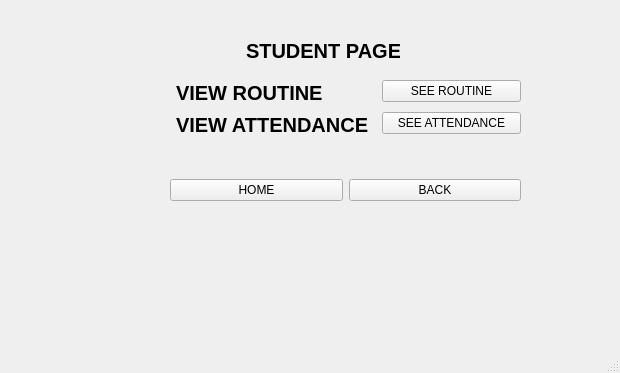
Above: studentwindow.ui from Shasank12345/QT_PROJECT before the change. Below: the same form after it.
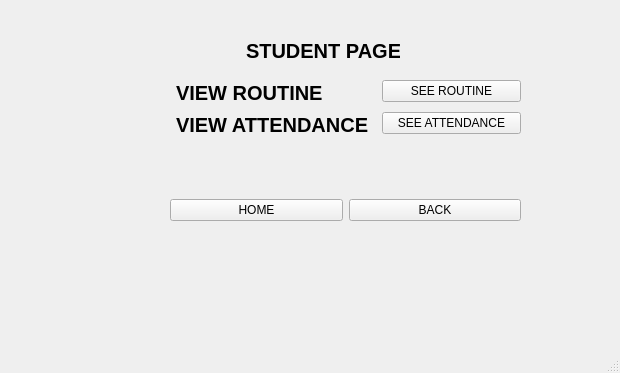
That is the form after the change. Icons and pictures are not drawn.

What changed in the file:
```diff
--- a/studentwindow.ui
+++ b/studentwindow.ui
@@ -125,7 +125,7 @@
     <property name="geometry">
      <rect>
       <x>170</x>
-      <y>170</y>
+      <y>190</y>
       <width>351</width>
       <height>41</height>
      </rect>
```
Left out of the diff: 2 changed lines with no effect on the pictures.
